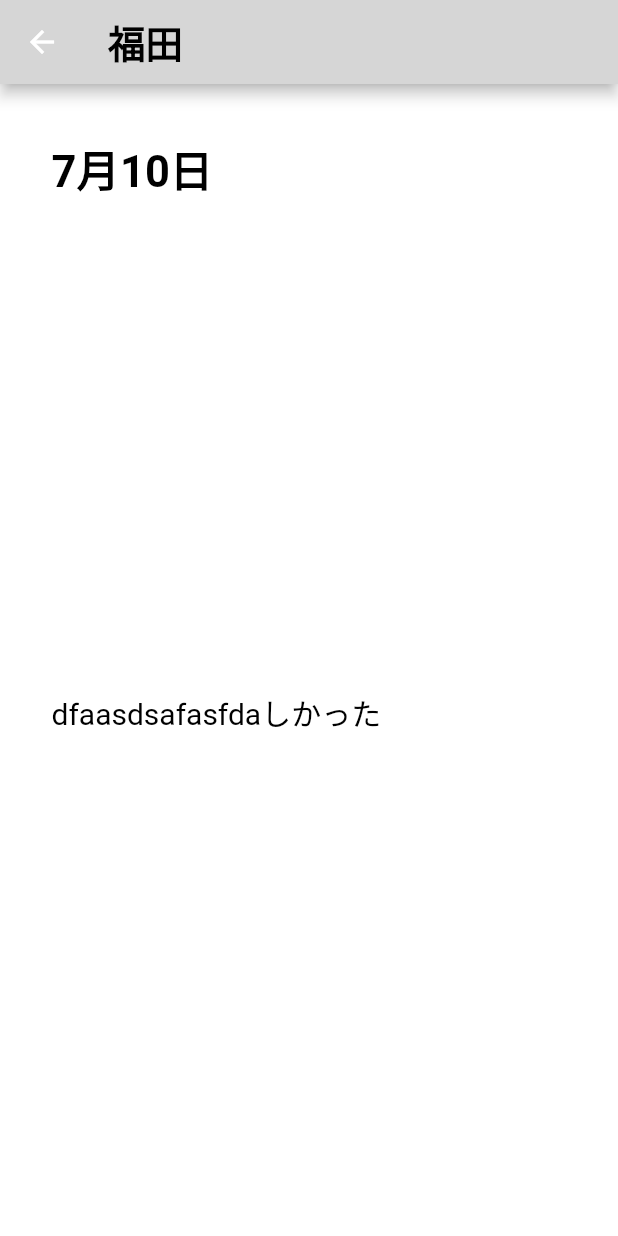
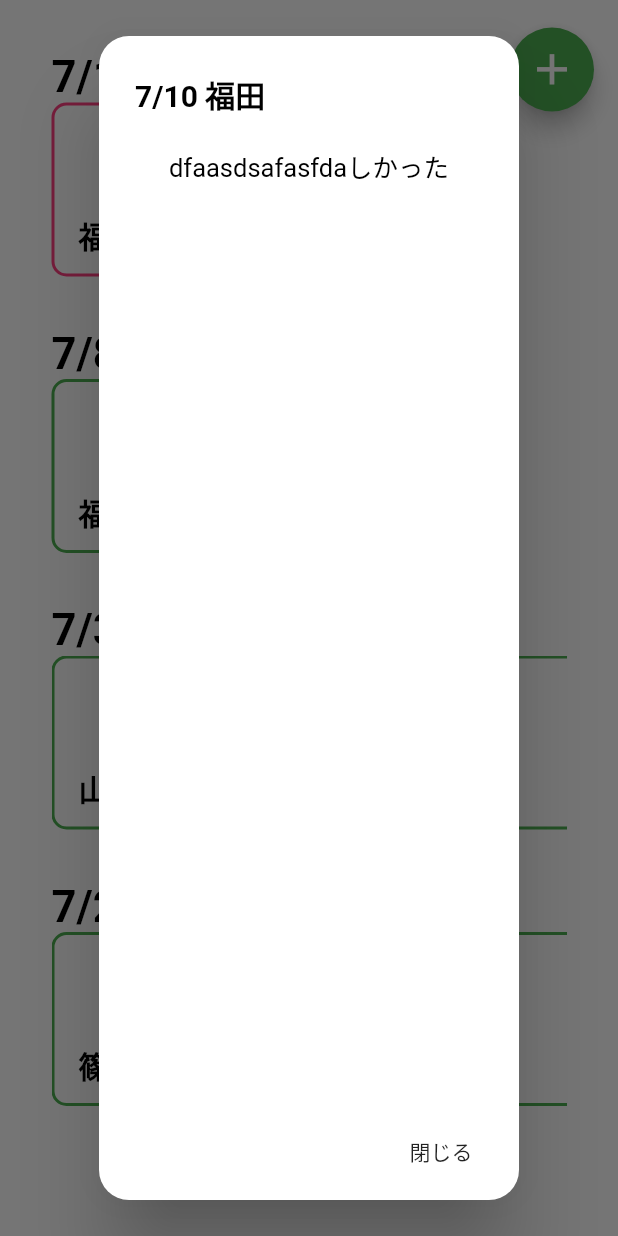
Before and after one commit to 50m-regent/MAI-project, a Flutter app: the DiaryPage screen opened directly, after a tap on "福田", on a phone screen of 412 x 824 dp. Run offline on Flutter 3.47's test engine with Material 2 defaults, Android fonts, the phone set to English and light mode, and no system bars; our stand-ins replace firebase_auth, firebase_database, qr_flutter, validators; accounts and stored records are empty; statements that could not run were skipped.

Commit message:
日記が天才

```diff
--- a/MAI/lib/diary/diary.dart
+++ b/MAI/lib/diary/diary.dart
@@ -51,13 +51,13 @@ class _DiaryState extends State<Diary> {
       borderRadius: BorderRadius.all(Radius.circular(10)),
     ),
     child: FlatButton(
-      onPressed: () {
+      onPressed: () => setState(() {
         _read = true;
         showDialog(
           context: context,
           builder: (BuildContext context) => OpenDiary(this.widget),
         );
-      },
+      }),
       child: Container(
         margin: EdgeInsets.symmetric(vertical: 10),
         child: Align(
--- a/MAI/lib/diary/opened_diary/main.dart
+++ b/MAI/lib/diary/opened_diary/main.dart
@@ -9,64 +9,40 @@ class OpenDiary extends StatefulWidget {
   OpenDiary(this.diary);
 
   @override
-  State<OpenDiary> createState() => _OpenDiaryState(diary);
+  State<OpenDiary> createState() => _OpenDiaryState();
 }
 
 class _OpenDiaryState extends State<OpenDiary> {
-  final Diary diary;
-  final _diaryheight = displaySize.height/2.5;
-  _OpenDiaryState(this.diary);
+  _title() => Text(
+    DateFormat('M/d').format(
+      DateTime.parse(widget.diary.date.toString())
+    ).toString() + ' ' + widget.diary.name,
+  );
+
+  _diary() => Column(
+    children: <Widget>[
+      //Image.file(diary.image),
+      Text(
+        widget.diary.text,
+        style: MyTextStyle().mini,
+      ),
+    ],
+  );
 
   @override
   Widget build(BuildContext context) {
-    return Scaffold(
-      backgroundColor: MyColors.background,
-      appBar: AppBar(
-        backgroundColor: MyColors.box,
-        title: Text(
-          diary.name,
-          style: TextStyle(
-            color: Colors.black,
-            fontSize: 25,
-            fontWeight: FontWeight.bold,
-          ),
+    return AlertDialog(
+      title: _title(),
+      titleTextStyle: MyTextStyle().normalBold,
+      content: _diary(),
+      actions: <Widget>[
+        FlatButton(
+          child: Text('閉じる'),
+          onPressed: () => Navigator.pop(context),
         ),
-      ),
-      body: Container(
-        margin: EdgeInsets.all(margin),
-          child: Column(
-            mainAxisAlignment: MainAxisAlignment.spaceBetween,
-            children: <Widget>[
-              Align(
-                alignment: Alignment.topLeft,
-                child: Text(
-                  DateFormat('M月d日').format(
-                    DateTime.parse(diary.date.toString())
-                  ).toString(),
-                  style: MyTextStyle().bigBold,
-                ),
-              ),
-              Container(
-                child:Column(
-                  children: <Widget>[
-                    //Image.file(diary.image),
-                    Container(
-                      height: _diaryheight,
-                      child: ListView.builder(
-                        itemCount: 1,
-                        itemBuilder: (BuildContext context, int index) {
-                          return Text(
-                            "${diary.text}",
-                            style: MyTextStyle().normal,
-                          );
-                        },
-                      ),
-                    ),
-                  ],
-                ),
-              ),
-            ],
-          ),
+      ],
+      shape: RoundedRectangleBorder(
+        borderRadius: BorderRadius.circular(20.0),
       ),
     );
   }
--- a/MAI/lib/todo/todo.dart
+++ b/MAI/lib/todo/todo.dart
@@ -79,9 +79,15 @@ class _TodoState extends State {
 
   @override
   Widget build(BuildContext context) => todo.length == 0 ? Center(
-    child: Text(
-      'タスク完了！偉い！',
-      style: MyTextStyle(color: MyColors.icon).bigBold,
+    child: Column(
+      mainAxisAlignment: MainAxisAlignment.center,
+      crossAxisAlignment: CrossAxisAlignment.center,
+      children: <Widget>[
+        Text(
+          'タスクは消化済みです！',
+          style: MyTextStyle(color: MyColors.icon).bigBold,
+        ),
+      ],
     ),
   ) : _todoList();
 }
```
